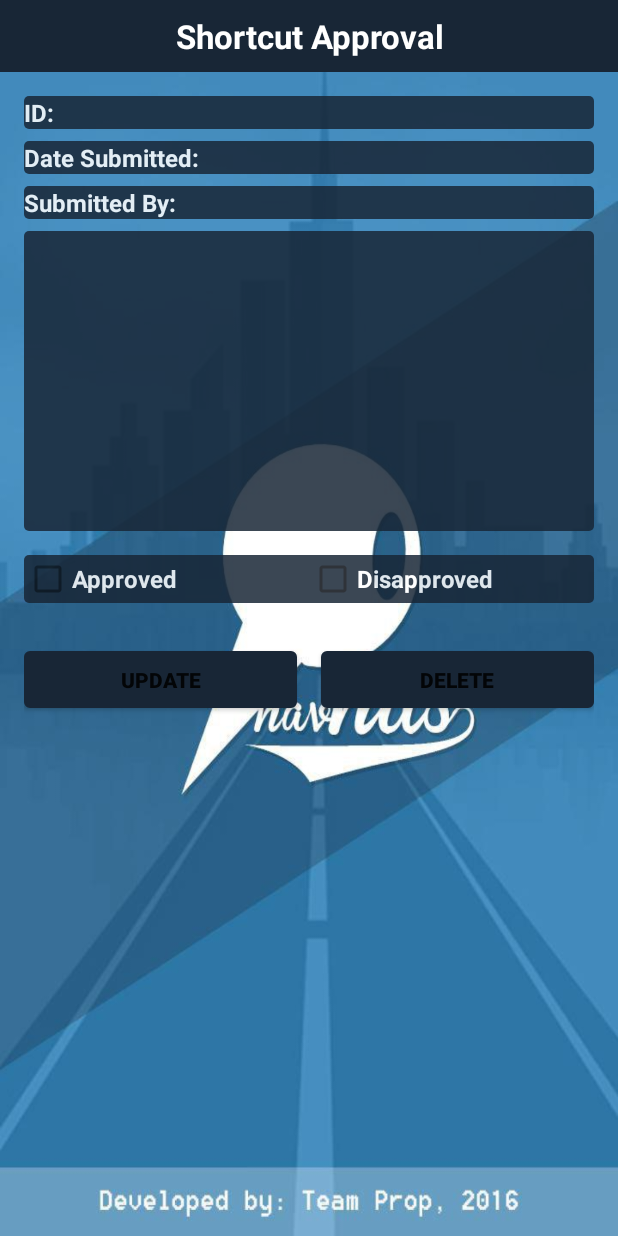
After one commit to bernardyip/navNUS, an Android app: the layout activity_approve_sc.xml on its own in the app's theme, with its tools: preview values and no code run, on a phone screen of 412 x 824 dp. The commit adds this screen. Run offline under Robolectric (Android 15) with nearby library versions, the phone set to English and light mode, and no system bars.

Commit message:
Approve SC page added + UI Update
ApproveSC page (W/O functions)
UI Updates to various activities

```diff
--- a/navNUS/app/src/main/AndroidManifest.xml
+++ b/navNUS/app/src/main/AndroidManifest.xml
@@ -2,7 +2,7 @@
 <manifest xmlns:android="http://schemas.android.com/apk/res/android"
     package="com.navnus"
     android:versionCode="1"
-    android:versionName="0.2.5">
+    android:versionName="0.3.0">
 
     <uses-sdk android:minSdkVersion="15" />
 
@@ -88,7 +88,8 @@
         <activity
             android:name=".activity.Registration"
             android:screenOrientation="portrait" />
-        <activity android:name=".activity.AdminSCListDisplay"></activity>
+        <activity android:name=".activity.AdminSCListDisplay" />
+        <activity android:name=".activity.ApproveSC"></activity>
     </application>
 
 </manifest>
--- a/navNUS/app/src/main/java/com/navnus/activity/MainActivity.java
+++ b/navNUS/app/src/main/java/com/navnus/activity/MainActivity.java
@@ -79,7 +79,7 @@ public class MainActivity extends AppCompatActivity {
         TextView debugText = (TextView)findViewById(R.id.textview_debug_text);
         from = ((AutoCompleteTextView)findViewById(R.id.etFrom)).getText().toString();
         to = ((AutoCompleteTextView)findViewById(R.id.etTo)).getText().toString();
-        ((Button)findViewById(R.id.button_view_map)).setEnabled(false);
+        ((Button)findViewById(R.id.button_view_map)).setVisibility(View.VISIBLE);
 
         fromAdapter.clear();
         toAdapter.clear();
--- a/navNUS/app/src/main/java/com/navnus/activity/TempMenu.java
+++ b/navNUS/app/src/main/java/com/navnus/activity/TempMenu.java
@@ -77,7 +77,9 @@ public class TempMenu extends AppCompatActivity {
         Toast.makeText(getBaseContext(), "Welcome " + userID, Toast.LENGTH_SHORT).show();
         if(!isMember){
             final android.support.v7.app.AlertDialog.Builder builder = new android.support.v7.app.AlertDialog.Builder(this);
-            builder.setMessage("You are currently login as \"Guest\".\n You will have access to limited features only.\n Register an account now to enjoy all the features of this app.")
+            builder.setMessage("You are currently login as \"Guest\". You will have access to limited features only. Register a free account now to enjoy all the features of this app.")
+                    .setIcon(android.R.drawable.ic_dialog_alert)
+                    .setTitle("Limited features as Guest")
                     .setCancelable(false)
                     .setPositiveButton("Register Now", new DialogInterface.OnClickListener() {
                         public void onClick(@SuppressWarnings("unused") final DialogInterface dialog, @SuppressWarnings("unused") final int id) {
--- /dev/null
+++ b/navNUS/app/src/main/res/layout/activity_approve_sc.xml
@@ -0,0 +1,181 @@
+<?xml version="1.0" encoding="utf-8"?>
+<RelativeLayout xmlns:android="http://schemas.android.com/apk/res/android"
+    android:orientation="vertical"
+    android:layout_width="match_parent"
+    android:layout_height="match_parent"
+    android:background="@drawable/splashscreen" >
+
+    <FrameLayout
+        android:layout_width="match_parent"
+        android:layout_height="48dp"
+        android:background="#182636"
+        android:id="@+id/frameLayout"
+        android:layout_marginBottom="16dp">
+
+        <TextView
+            android:id="@+id/title"
+            android:layout_width="match_parent"
+            android:layout_height="match_parent"
+            android:gravity="center_vertical|center_horizontal"
+            android:text="Shortcut Approval"
+            android:textSize="22dp"
+            android:textColor="#FFF"
+            android:textStyle="bold"
+            android:textAppearance="?android:attr/textAppearanceLarge"
+            />
+    </FrameLayout>
+
+    <RelativeLayout
+        android:layout_width="match_parent"
+        android:layout_height="match_parent"
+        android:layout_below="@+id/frameLayout"
+        android:layout_marginLeft="16dp"
+        android:layout_marginRight="16dp">
+
+        <TextView
+            android:id="@+id/scIDTV"
+            android:layout_width="match_parent"
+            android:layout_height="wrap_content"
+            android:text="ID: "
+            android:textSize="16sp"
+            android:textStyle="bold"
+            android:textColor="#FFFFFF"
+            android:background="@drawable/rounded_edittext"
+            android:alpha="0.85"
+            />
+
+        <TextView
+            android:id="@+id/scDateTV"
+            android:layout_below="@+id/scIDTV"
+            android:layout_marginTop="8dp"
+            android:layout_width="match_parent"
+            android:layout_height="wrap_content"
+            android:text="Date Submitted: "
+            android:textSize="16sp"
+            android:textStyle="bold"
+            android:textColor="#FFFFFF"
+            android:background="@drawable/rounded_edittext"
+            android:alpha="0.85"
+            />
+
+        <TextView
+            android:id="@+id/scSubmitByTV"
+            android:layout_below="@+id/scDateTV"
+            android:layout_marginTop="8dp"
+            android:layout_marginBottom="8dp"
+            android:layout_width="match_parent"
+            android:layout_height="wrap_content"
+            android:text="Submitted By: "
+            android:textSize="16sp"
+            android:textStyle="bold"
+            android:textColor="#FFFFFF"
+            android:background="@drawable/rounded_edittext"
+            android:alpha="0.85"
+            />
+
+        <TextView
+            android:id="@+id/coordinatesTV"
+            android:layout_below="@+id/scSubmitByTV"
+            android:layout_width="match_parent"
+            android:layout_height="200dp"
+            android:layout_weight=".5"
+            android:textAppearance="?android:attr/textAppearanceMedium"
+            android:textColor="#FFF"
+            android:maxLines="10"
+            android:scrollbars="vertical"
+            android:fadeScrollbars="false"
+            android:gravity="bottom"
+            android:background="@drawable/rounded_edittext"
+            android:alpha="0.85"
+            />
+
+        <LinearLayout
+            android:id="@+id/linearLayoutTwoCB"
+            android:layout_width="fill_parent"
+            android:layout_height="wrap_content"
+            android:layout_below="@+id/coordinatesTV"
+            android:layout_marginTop="16dp"
+            android:orientation="horizontal"
+            android:weightSum="1.0"
+            >
+            <RadioGroup
+                android:layout_width="match_parent"
+                android:layout_height="wrap_content"
+                android:id="@+id/radioGroup"
+                android:orientation="horizontal"
+                android:layout_alignParentTop="true"
+                android:layout_alignParentLeft="true"
+                android:layout_alignParentStart="true"
+                android:gravity="center_horizontal"
+                android:checkedButton="1"
+                android:background="@drawable/rounded_edittext"
+                android:alpha="0.85"
+                >
+                <CheckBox
+                    android:layout_weight=".5"
+                    android:layout_width="0dip"
+                    android:layout_height="wrap_content"
+                    android:layout_centerHorizontal="true"
+                    android:text="Approved"
+                    android:id="@+id/approveCB"
+                    android:layout_below="@+id/scDateTV"
+                    android:textSize="16sp"
+                    android:textStyle="bold"
+                    android:textColor="#FFFFFF"
+                    android:onClick="onCheckboxClicked"
+                    />
+
+                <CheckBox
+                    android:layout_weight=".5"
+                    android:layout_width="0dip"
+                    android:layout_height="wrap_content"
+                    android:layout_centerHorizontal="true"
+                    android:text="Disapproved"
+                    android:id="@+id/disapproveCB"
+                    android:layout_below="@+id/scDateTV"
+                    android:textSize="16sp"
+                    android:textStyle="bold"
+                    android:textColor="#FFFFFF"
+                    android:onClick="onCheckboxClicked"/>
+            </RadioGroup>
+        </LinearLayout>
+
+        <LinearLayout
+            android:id="@+id/linearLayoutTwoBtn"
+            android:layout_width="fill_parent"
+            android:layout_height="wrap_content"
+            android:layout_below="@+id/linearLayoutTwoCB"
+            android:layout_marginTop="16dp"
+            android:orientation="horizontal"
+            android:weightSum="1.0"
+            >
+            <Button
+                android:id="@+id/updateBtn"
+                android:layout_weight=".5"
+                android:layout_width="0dip"
+                android:layout_height="38dp"
+                android:text="Update"
+                android:layout_marginTop="16dp"
+                android:layout_marginBottom="16dp"
+                android:layout_marginRight="16dp"
+                android:textSize="14sp"
+                android:textStyle="bold"
+                android:background="@drawable/roundededgebtn"
+                />
+
+            <Button
+                android:id="@+id/deleteBtn"
+                android:layout_weight=".5"
+                android:layout_width="0dip"
+                android:layout_height="38dp"
+                android:text="Delete"
+                android:layout_marginTop="16dp"
+                android:layout_marginBottom="16dp"
+                android:textSize="14sp"
+                android:textStyle="bold"
+                android:background="@drawable/roundededgebtn"
+                />
+        </LinearLayout>
+
+    </RelativeLayout>
+</RelativeLayout>
--- a/navNUS/app/src/main/res/layout/activity_maps.xml
+++ b/navNUS/app/src/main/res/layout/activity_maps.xml
@@ -4,7 +4,7 @@
     xmlns:mapbox="http://schemas.android.com/apk/res-auto"
     android:layout_width="match_parent"
     android:layout_height="match_parent"
-    tools:context=".activity.MapsActivity">>
+    tools:context=".activity.MapsActivity">
 
     <com.mapbox.mapboxsdk.maps.MapView
         android:id="@+id/mapview"
--- a/navNUS/app/src/main/res/layout/activity_temp_menu.xml
+++ b/navNUS/app/src/main/res/layout/activity_temp_menu.xml
@@ -8,7 +8,7 @@
     <FrameLayout
         android:layout_width="match_parent"
         android:layout_height="48dp"
-        android:background="#FFFFFF">
+        android:background="#182636">
 
         <TextView
             android:id="@+id/textView1"
@@ -16,8 +16,7 @@
             android:layout_height="match_parent"
             android:gravity="center_vertical|center_horizontal"
             android:text="@string/app_name"
-            android:textSize="22dp"
-            android:textColor="#0062A9"
+            android:textColor="#FFF"
             android:textStyle="bold"
             android:textAppearance="?android:attr/textAppearanceLarge" />
 
--- a/navNUS/app/src/main/res/values/strings.xml
+++ b/navNUS/app/src/main/res/values/strings.xml
@@ -12,7 +12,7 @@
 
     <!--Menu-->
     <string name="action_settings">Settings</string>
-    <string name="ver">Ver 0.2.5</string>
+    <string name="ver">Ver 0.3.0</string>
     <string name="menu1">Navigate NUS</string>
     <string name="menu2">Submit Shortcut</string>
     <string name="menu3">Approve Shortcut</string>
```
Also changed, not shown: navNUS/app/src/main/java/com/navnus/activity/AdminSCListDisplay.java (+11 -0 lines), navNUS/app/src/main/java/com/navnus/activity/ApproveSC.java (added, +87 -0 lines), navNUS/app/src/main/java/com/navnus/activity/Registration.java (+11 -5 lines), navNUS/app/src/main/java/com/navnus/activity/SubmitSC.java (+4 -3 lines), navNUS/app/src/main/res/layout/activity_main.xml (+50 -30 lines), 1 other file.
